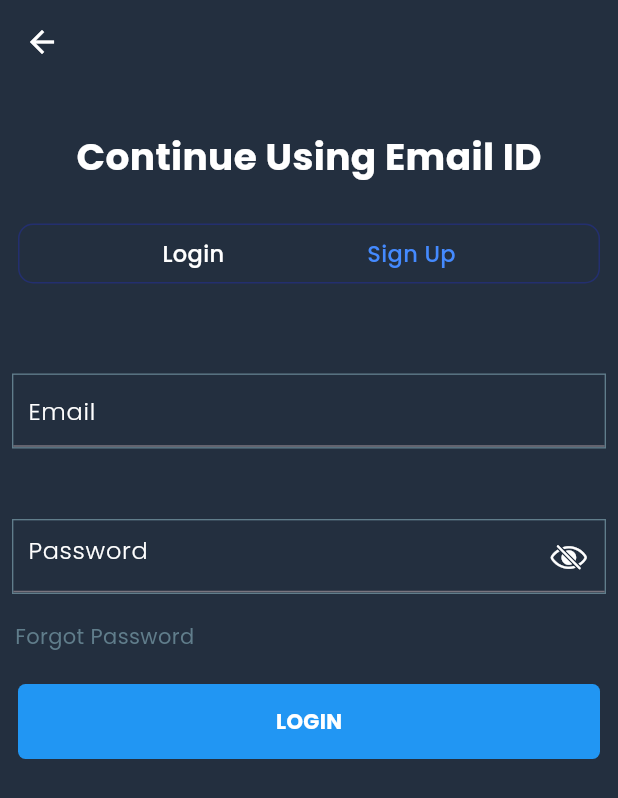
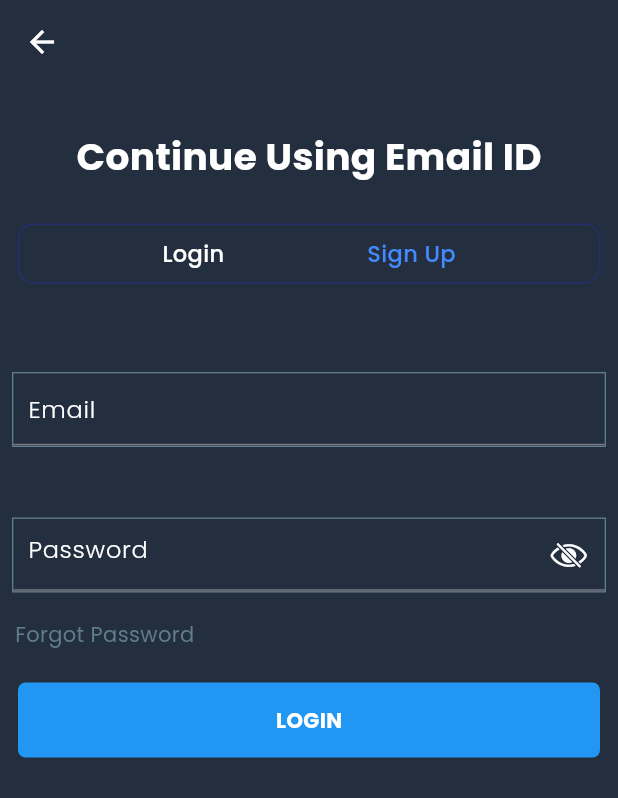
Before and after one commit to BiswayanMazumder/CryptoBase, a Flutter app: the EmailLogin screen opened directly, on a phone screen of 412 x 824 dp. Shown: the top 798 px of the screen. Run offline on Flutter 3.47's test engine with Material 3 defaults, Android fonts, the phone set to English and light mode, and no system bars; our stand-ins replace cloud_firestore, easy_splash_screen, firebase_auth, firebase_core, flutter_svg_provider, google_fonts and 1 more; accounts and stored records are empty.

```diff
--- a/lib/Login Page/emaillogin.dart
+++ b/lib/Login Page/emaillogin.dart
@@ -146,7 +146,7 @@ class _EmailLoginState extends State<EmailLogin> {
                 ),
               ),
             ),
-            const SizedBox(height: 40),
+            const SizedBox(height: 39),
             Padding(
               padding: const EdgeInsets.all(8.0),
               child: Container(
```
